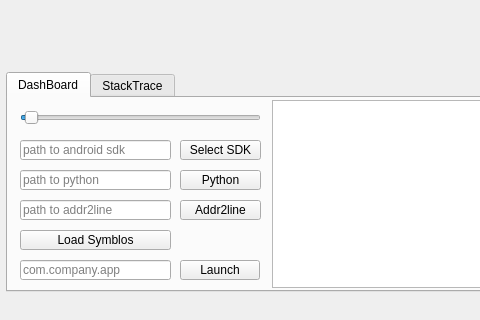
Qt form mainwindow.ui (Tencent/loli_profiler) before a commit; both pictures show x 0 to 480 and y 320 to 640 of the 1024 by 640 pixel window.
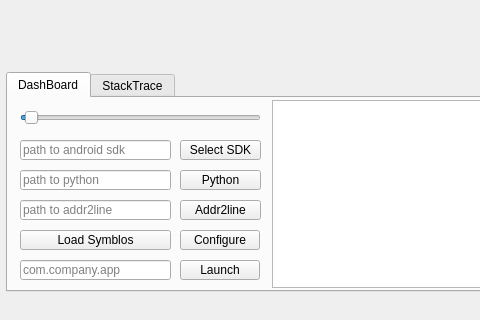
The same form after that commit. Icons and pictures are not drawn.

The edit to the form file:
```diff
--- a/mainwindow.ui
+++ b/mainwindow.ui
@@ -310,6 +310,22 @@
               <string>path to python</string>
              </property>
             </widget>
+            <widget class="QPushButton" name="configPushButton">
+             <property name="geometry">
+              <rect>
+               <x>170</x>
+               <y>130</y>
+               <width>80</width>
+               <height>20</height>
+              </rect>
+             </property>
+             <property name="toolTip">
+              <string>Configure injecting behaviour</string>
+             </property>
+             <property name="text">
+              <string>Configure</string>
+             </property>
+            </widget>
            </widget>
           </item>
           <item>
```
Left out of the diff: 4 changed lines with no effect on the pictures.
